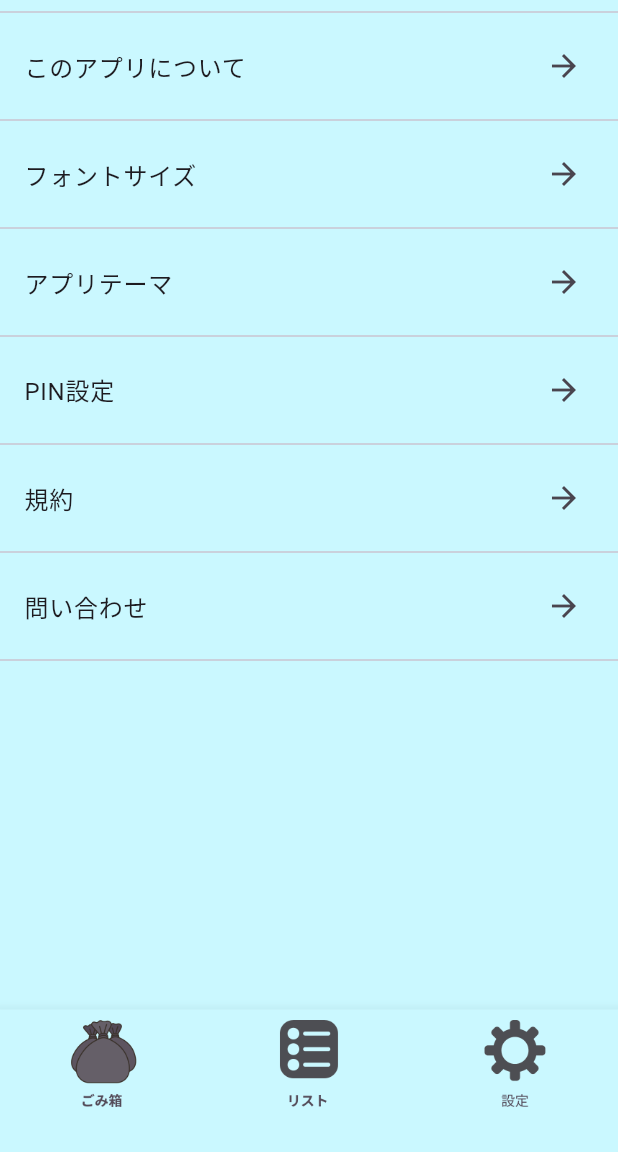
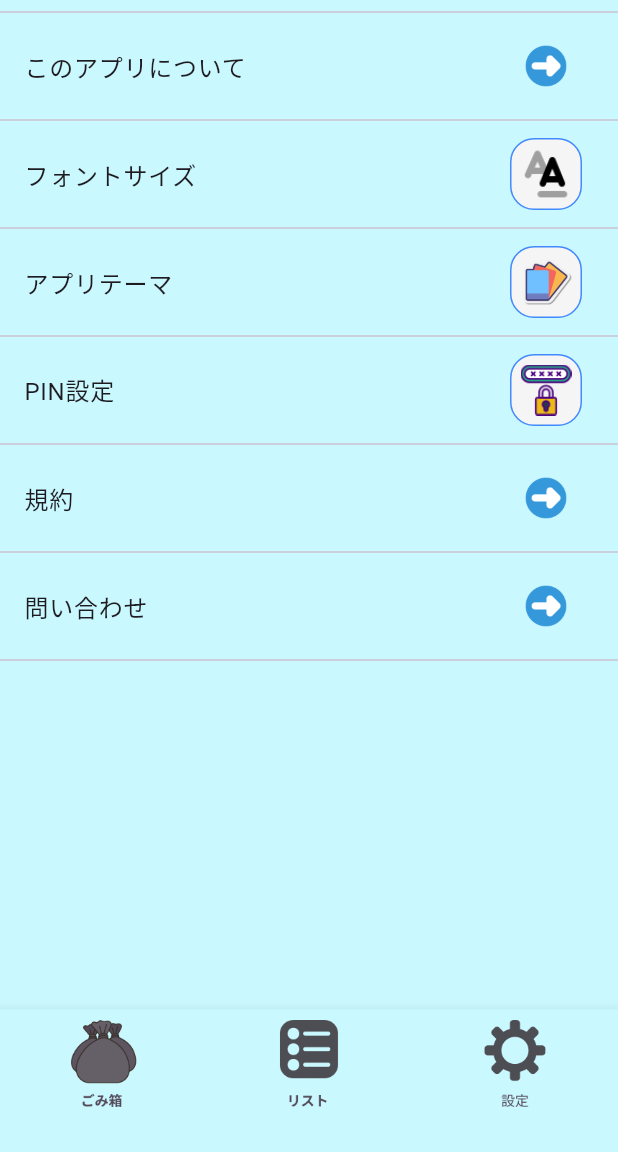
Before and after one commit to kurogoma-flutter/close_checker, a Flutter app: the SettingPage screen opened by its route, on a phone screen of 412 x 824 dp, the part 84-1236 px from its top. Run offline on Flutter 3.47's test engine with Material 2 defaults, Android fonts, the phone set to English and light mode, and no system bars; our stand-ins replace firebase_core, flutter_slidable, go_router, hooks_riverpod, logger, shared_preferences and 1 more; accounts and stored records are empty.

Commit message:
設定画面にアイコン追加

```diff
--- a/lib/presentation/pages/setting/setting_page.dart
+++ b/lib/presentation/pages/setting/setting_page.dart
@@ -16,27 +16,87 @@ class SettingPage extends HookConsumerWidget {
             },
             child: const ListTile(
               title: Text('このアプリについて'),
-              trailing: Icon(Icons.arrow_forward),
+              trailing: _RightArrowIcon(),
             ),
           ),
           const Divider(),
-          const ListTile(
-            title: Text('フォントサイズ'),
-            trailing: Icon(Icons.arrow_forward),
+          ListTile(
+            title: const Text('フォントサイズ'),
+            trailing: SizedBox(
+              height: 48,
+              child: GestureDetector(
+                onTap: () {
+                  // TODO: フォントサイズ変更
+                },
+                child: Container(
+                  padding: const EdgeInsets.all(6),
+                  decoration: BoxDecoration(
+                    color: Colors.grey.shade100,
+                    border: Border.all(
+                      color: Colors.blueAccent,
+                    ),
+                    borderRadius: BorderRadius.circular(16),
+                  ),
+                  child: Image.asset(
+                    'assets/font-style-icon.png',
+                  ),
+                ),
+              ),
+            ),
           ),
           const Divider(),
-          const ListTile(
-            title: Text('アプリテーマ'),
-            trailing: Icon(Icons.arrow_forward),
+          ListTile(
+            title: const Text('アプリテーマ'),
+            trailing: SizedBox(
+              height: 48,
+              child: GestureDetector(
+                onTap: () {
+                  // TODO: フォントサイズ変更
+                },
+                child: Container(
+                  padding: const EdgeInsets.all(6),
+                  decoration: BoxDecoration(
+                    color: Colors.grey.shade100,
+                    border: Border.all(
+                      color: Colors.blueAccent,
+                    ),
+                    borderRadius: BorderRadius.circular(16),
+                  ),
+                  child: Image.asset(
+                    'assets/app-theme.png',
+                  ),
+                ),
+              ),
+            ),
           ),
           const Divider(),
           GestureDetector(
             onTap: () {
               context.go('/setting/pin');
             },
-            child: const ListTile(
-              title: Text('PIN設定'),
-              trailing: Icon(Icons.arrow_forward),
+            child: ListTile(
+              title: const Text('PIN設定'),
+              trailing: SizedBox(
+                height: 48,
+                child: GestureDetector(
+                  onTap: () {
+                    // TODO: フォントサイズ変更
+                  },
+                  child: Container(
+                    padding: const EdgeInsets.all(6),
+                    decoration: BoxDecoration(
+                      color: Colors.grey.shade100,
+                      border: Border.all(
+                        color: Colors.blueAccent,
+                      ),
+                      borderRadius: BorderRadius.circular(16),
+                    ),
+                    child: Image.asset(
+                      'assets/pin-code.png',
+                    ),
+                  ),
+                ),
+              ),
             ),
           ),
           const Divider(),
@@ -46,7 +106,7 @@ class SettingPage extends HookConsumerWidget {
             },
             child: const ListTile(
               title: Text('規約'),
-              trailing: Icon(Icons.arrow_forward),
+              trailing: _RightArrowIcon(),
             ),
           ),
           const Divider(),
@@ -56,7 +116,7 @@ class SettingPage extends HookConsumerWidget {
             },
             child: const ListTile(
               title: Text('問い合わせ'),
-              trailing: Icon(Icons.arrow_forward),
+              trailing: _RightArrowIcon(),
             ),
           ),
           const Divider(),
@@ -65,3 +125,20 @@ class SettingPage extends HookConsumerWidget {
     );
   }
 }
+
+class _RightArrowIcon extends StatelessWidget {
+  const _RightArrowIcon({Key? key}) : super(key: key);
+
+  @override
+  Widget build(BuildContext context) {
+    return Padding(
+      padding: const EdgeInsets.only(right: 10),
+      child: SizedBox(
+        height: 28,
+        child: Image.asset(
+          'assets/right-arrow.png',
+        ),
+      ),
+    );
+  }
+}
```
Also changed, not shown: assets/app-theme.png (added), assets/font-style-icon.png (added), assets/pin-code.png (added), assets/right-arrow.png (added).
